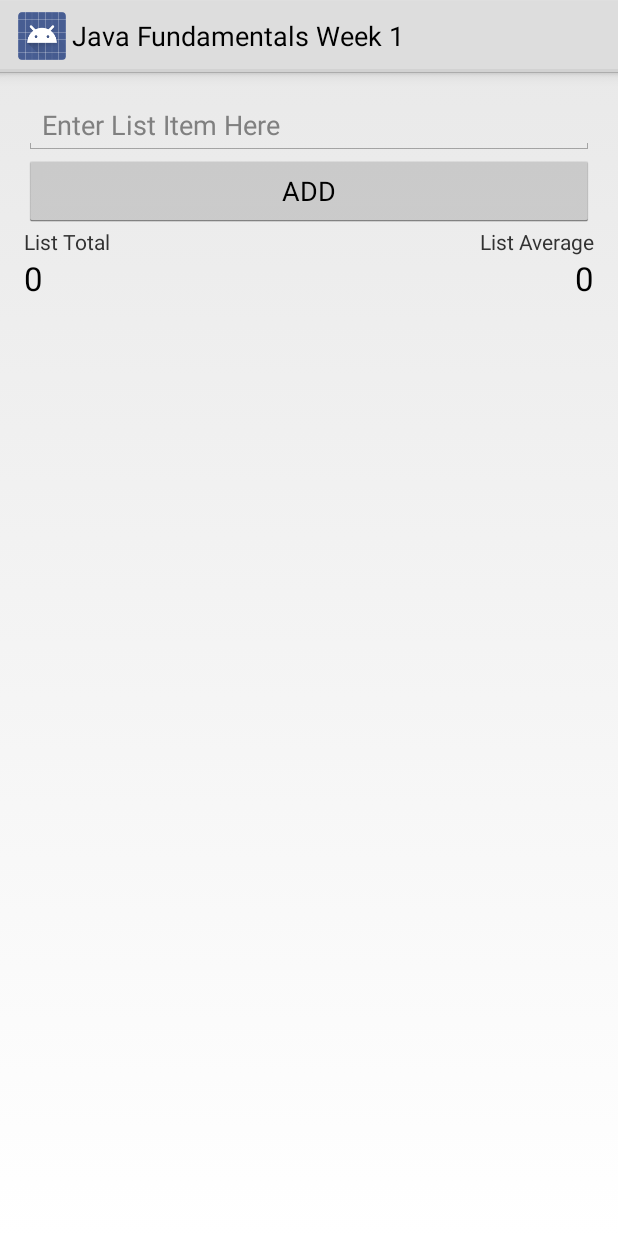
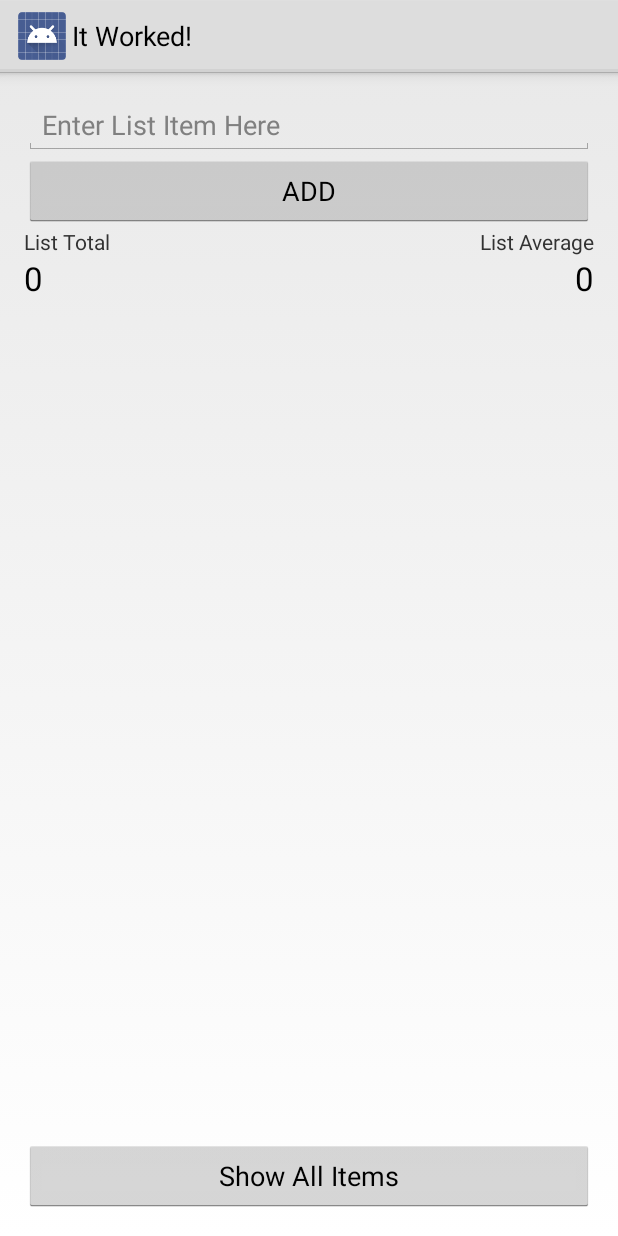
Before and after one commit to isaiasRosario/iOS-SpriteKit, an Android app: the screen it shows after launch (MainActivity), after a tap on "ADD", on a phone screen of 412 x 824 dp. Run offline under Robolectric (Android 15) with nearby library versions, the phone set to English and light mode, and no system bars; 1 statement that could not run was skipped.

Commit message:
Made new changes for Java 1 week 2

```diff
--- a/JavaFundamentalsWeek1/app/src/main/java/com/isaiasrosario/javafundamentalsweek1/MainActivity.java
+++ b/JavaFundamentalsWeek1/app/src/main/java/com/isaiasrosario/javafundamentalsweek1/MainActivity.java
@@ -1,20 +1,21 @@
 package com.isaiasrosario.javafundamentalsweek1;
 
 import android.app.Activity;
-import android.os.Bundle;
 import android.app.AlertDialog;
 import android.content.Context;
 import android.content.DialogInterface;
+import android.os.Bundle;
 import android.view.View;
+import android.view.inputmethod.InputMethodManager;
+import android.widget.AdapterView;
+import android.widget.ArrayAdapter;
 import android.widget.Button;
 import android.widget.ListView;
 import android.widget.TextView;
 import android.widget.Toast;
-import android.widget.AdapterView;
-import android.widget.ArrayAdapter;
+
 import java.util.ArrayList;
 import java.util.HashSet;
-import android.view.inputmethod.InputMethodManager;
 
 
 
@@ -33,8 +34,14 @@ public class MainActivity extends Activity implements View.OnClickListener, Adap
         super.onCreate(savedInstanceState);
         setContentView(R.layout.activity_main);
 
+        String works = getString(R.string.itWorks);
+
+        setTitle(works);
+
         Button button = (Button) findViewById(R.id.button);
+        Button button2 = (Button) findViewById(R.id.button2);
         button.setOnClickListener(this);
+        button2.setOnClickListener(this);
 
         listItems = (ListView) findViewById(R.id.listView);
         arrAdapter = new ArrayAdapter(this, android.R.layout.simple_list_item_1, listArray);
@@ -54,6 +61,44 @@ public class MainActivity extends Activity implements View.OnClickListener, Adap
         inputManager.hideSoftInputFromWindow(getCurrentFocus().getWindowToken(),
                 InputMethodManager.HIDE_NOT_ALWAYS);
 
+        switch (view.getId()){
+
+            case (R.id.button): {
+                addItem();
+                break;
+            }
+
+            case(R.id.button2): {
+                allItems();
+                break;
+            }
+
+        }
+
+    }
+
+    public void getAverage(ArrayList arrayList){
+
+        int iTotal = 0;
+        int iLength = 0;
+        int iCount = 0;
+        String item;
+
+        for (int i = 0; i < arrayList.size(); i++){
+
+            item = listArray.get(i);
+            iLength = item.length();
+            iTotal += iLength;
+            iCount = i +1;
+
+        }
+
+        iLength = iTotal/iCount;
+
+        averageItem.setText("" + iLength);
+    }
+
+    public void addItem(){
         if (enteredText.getText().toString().equals("")){
             Context context = getApplicationContext();
             CharSequence text = ("You Did Not Enter Item");
@@ -81,28 +126,33 @@ public class MainActivity extends Activity implements View.OnClickListener, Adap
 
             enteredText.setText("");
         }
+
     }
 
-    public void getAverage(ArrayList arrayList){
+    public void allItems(){
+        String item;
+        String allItems = "";
 
-        int iTotal = 0;
-        int iLength = 0;
-        int iCount = 0;
-        String item;
-
-        for (int i = 0; i < arrayList.size(); i++){
+        for (int i = 0; i< listArray.size(); ++i) {
 
             item = listArray.get(i);
-            iLength = item.length();
-            iTotal += iLength;
-            iCount = i +1;
+            allItems += (item + System.getProperty("line.separator"));
 
         }
 
-        iLength = iTotal/iCount;
+        AlertDialog.Builder alert = new AlertDialog.Builder(this);
+        alert.setTitle("All the Items!");
+        alert.setMessage(allItems);
+        alert.setNegativeButton("Close", new DialogInterface.OnClickListener(){
+            public void onClick(DialogInterface dialog, int whichButton){
 
-        averageItem.setText("" + iLength);
+            }
+        });
+
+        alert.show();
+
     }
+
     @Override
     public void onItemClick(AdapterView<?> parent, View view, int position, long id) {
         AlertDialog.Builder alert = new AlertDialog.Builder(this);
--- a/JavaFundamentalsWeek1/app/src/main/res/layout/activity_main.xml
+++ b/JavaFundamentalsWeek1/app/src/main/res/layout/activity_main.xml
@@ -71,6 +71,20 @@
         android:id="@+id/listView"
         android:layout_below="@+id/textView3"
         android:layout_alignParentLeft="true"
-        android:layout_alignParentStart="true" />
+        android:layout_alignParentStart="true"
+        android:layout_alignRight="@+id/textView4"
+        android:layout_alignEnd="@+id/textView4"
+        android:layout_above="@+id/button2" />
+
+    <Button
+        android:layout_width="wrap_content"
+        android:layout_height="wrap_content"
+        android:text="@string/showAll"
+        android:id="@+id/button2"
+        android:layout_alignParentBottom="true"
+        android:layout_alignParentLeft="true"
+        android:layout_alignParentStart="true"
+        android:layout_alignRight="@+id/textView4"
+        android:layout_alignEnd="@+id/textView4" />
 
 </RelativeLayout>
--- a/JavaFundamentalsWeek1/app/src/main/res/values/strings.xml
+++ b/JavaFundamentalsWeek1/app/src/main/res/values/strings.xml
@@ -1,7 +1,7 @@
 <?xml version="1.0" encoding="utf-8"?>
 <resources>
 
-    <string name="app_name">Java Fundamentals Week 1</string>
+    <string name="app_name">Just Testing</string>
     <string name="hello_world">Hello world!</string>
     <string name="action_settings">Settings</string>
     <string name="button">ADD</string>
@@ -10,5 +10,7 @@
     <string name="TextView3">0</string>
     <string name="TextView4">0</string>
     <string name="editText">Enter List Item Here</string>
+    <string name="showAll">Show All Items</string>
+    <string name="itWorks">It Worked!</string>
 
 </resources>
```
Also changed, not shown: JavaFundamentalsWeek1/app/src/main/res/drawable-hdpi/ic_launcher.png, JavaFundamentalsWeek1/app/src/main/res/drawable-mdpi/ic_launcher.png, JavaFundamentalsWeek1/app/src/main/res/drawable-xhdpi/ic_launcher.png, JavaFundamentalsWeek1/app/src/main/res/drawable-xxhdpi/ic_launcher.png, JavaFundamentalsWeek1/app/src/main/res/drawable-xxxhdpi/ic_launcher.png (added), 1 other file.
